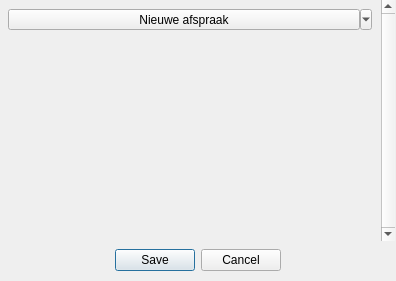
First picture: the form in UI files/rooster-epd-afspraken.ui, repository duisterethomas/rooster-epd, before the edit.
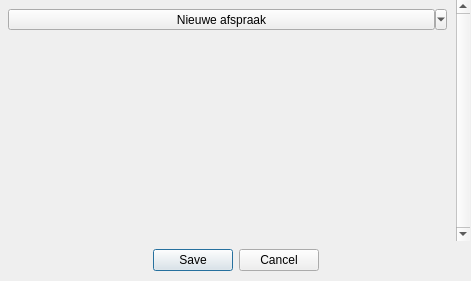
Second picture: the form after the edit.

What changed in the file:
```diff
--- a/UI files/rooster-epd-afspraken.ui
+++ b/UI files/rooster-epd-afspraken.ui
@@ -6,19 +6,19 @@
    <rect>
     <x>0</x>
     <y>0</y>
-    <width>396</width>
+    <width>471</width>
     <height>281</height>
    </rect>
   </property>
   <property name="minimumSize">
    <size>
-    <width>396</width>
+    <width>471</width>
     <height>171</height>
    </size>
   </property>
   <property name="maximumSize">
    <size>
-    <width>396</width>
+    <width>471</width>
     <height>16777215</height>
    </size>
   </property>
@@ -30,7 +30,7 @@
     <rect>
      <x>0</x>
      <y>240</y>
-     <width>396</width>
+     <width>471</width>
      <height>41</height>
     </rect>
    </property>
@@ -49,7 +49,7 @@
     <rect>
      <x>-1</x>
      <y>0</y>
-     <width>396</width>
+     <width>471</width>
      <height>241</height>
     </rect>
    </property>
@@ -70,7 +70,7 @@
      <rect>
       <x>0</x>
       <y>0</y>
-      <width>379</width>
+      <width>459</width>
       <height>241</height>
      </rect>
     </property>
```
Left out of the diff: 24 changed lines with no effect on the pictures.
